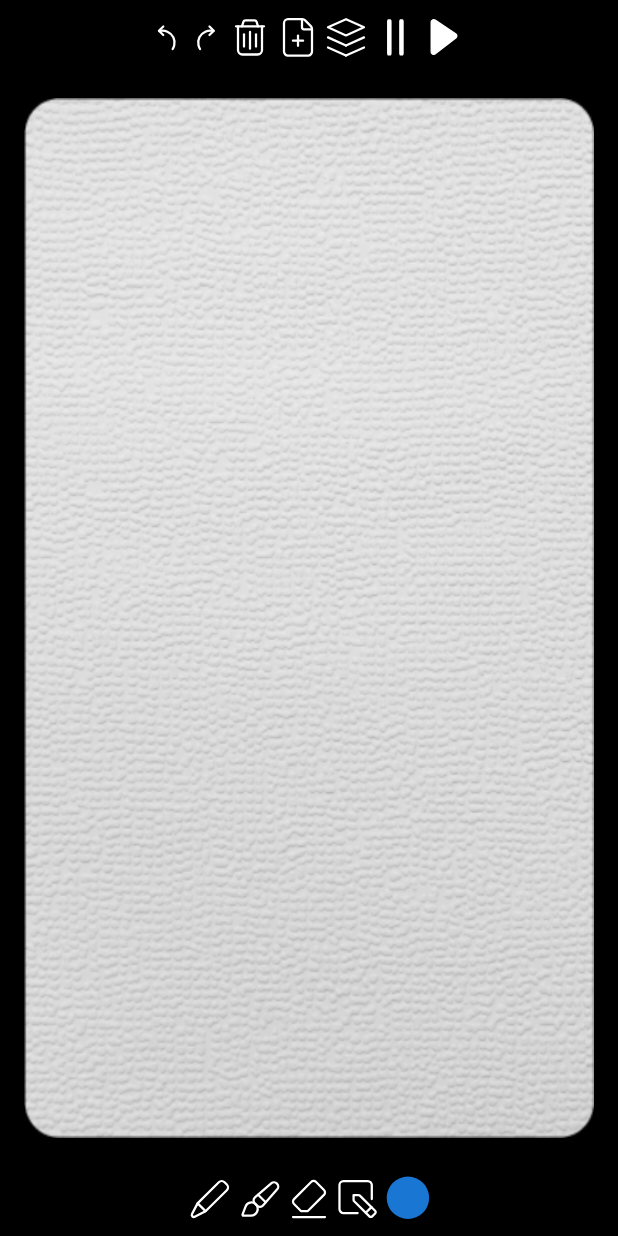
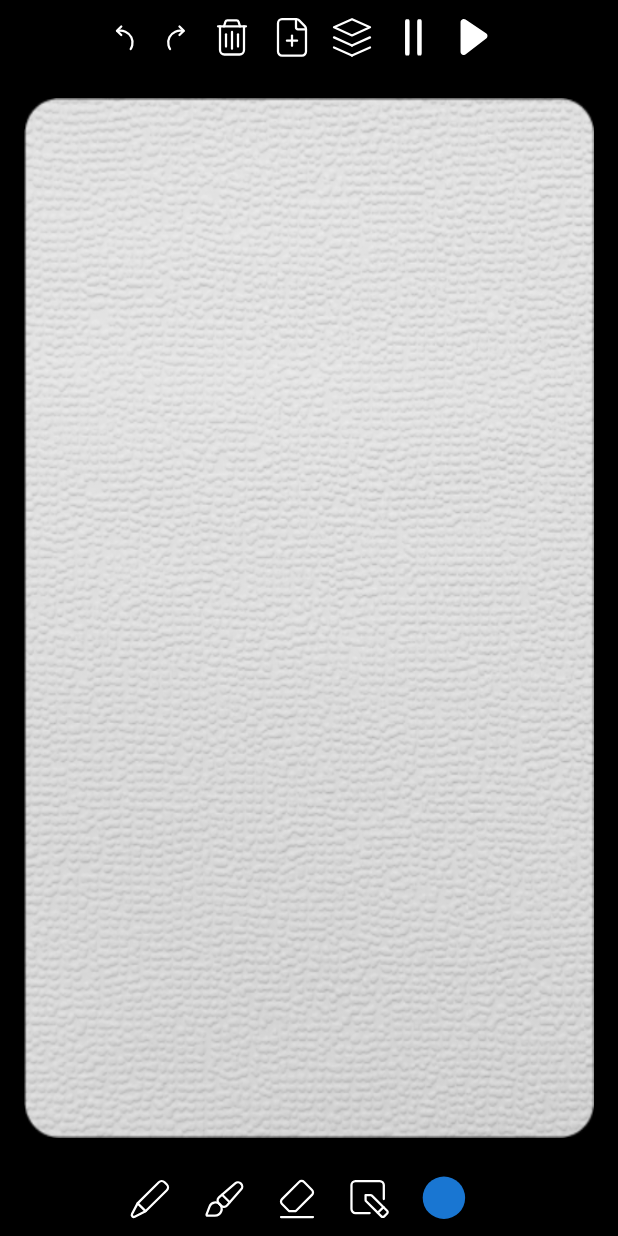
Before and after one commit to cuprum-acid/Drawer, an Android app: the screen it shows after launch (MainActivity), on a phone screen of 412 x 824 dp. Run offline under Robolectric (Android 15) with nearby library versions, the phone set to English and light mode, and no system bars.

Commit message:
add margin to icons

```diff
--- a/app/src/main/res/layout/activity_main.xml
+++ b/app/src/main/res/layout/activity_main.xml
@@ -15,10 +15,12 @@
         android:orientation="horizontal"
         android:padding="8dp">
 
+
         <ImageButton
             android:id="@+id/undo_button"
             android:layout_width="wrap_content"
             android:layout_height="wrap_content"
+            android:layout_marginEnd="8dp"
             android:background="?android:attr/selectableItemBackgroundBorderless"
             android:contentDescription="@string/undo"
             android:src="@drawable/ic_undo"
@@ -28,6 +30,7 @@
             android:id="@+id/redo_button"
             android:layout_width="wrap_content"
             android:layout_height="wrap_content"
+            android:layout_marginEnd="8dp"
             android:background="?android:attr/selectableItemBackgroundBorderless"
             android:contentDescription="@string/redo"
             android:src="@drawable/ic_redo"
@@ -38,6 +41,7 @@
             android:id="@+id/delete_button"
             android:layout_width="wrap_content"
             android:layout_height="wrap_content"
+            android:layout_marginEnd="8dp"
             android:background="?android:attr/selectableItemBackgroundBorderless"
             android:contentDescription="@string/delete"
             android:src="@drawable/ic_delete"
@@ -47,6 +51,7 @@
             android:id="@+id/add_frame_button"
             android:layout_width="wrap_content"
             android:layout_height="wrap_content"
+            android:layout_marginEnd="8dp"
             android:background="?android:attr/selectableItemBackgroundBorderless"
             android:contentDescription="@string/add_frame"
             android:src="@drawable/ic_add_frame"
@@ -56,6 +61,7 @@
             android:id="@+id/frames_button"
             android:layout_width="wrap_content"
             android:layout_height="wrap_content"
+            android:layout_marginEnd="8dp"
             android:background="?android:attr/selectableItemBackgroundBorderless"
             android:contentDescription="@string/frames"
             android:src="@drawable/ic_frames"
@@ -65,6 +71,7 @@
             android:id="@+id/pause_button"
             android:layout_width="wrap_content"
             android:layout_height="wrap_content"
+            android:layout_marginEnd="8dp"
             android:background="?android:attr/selectableItemBackgroundBorderless"
             android:contentDescription="@string/pause"
             android:src="@drawable/ic_pause"
@@ -74,6 +81,7 @@
             android:id="@+id/play_button"
             android:layout_width="wrap_content"
             android:layout_height="wrap_content"
+            android:layout_marginEnd="8dp"
             android:background="?android:attr/selectableItemBackgroundBorderless"
             android:contentDescription="@string/play"
             android:src="@drawable/ic_play"
@@ -109,6 +117,7 @@
             android:id="@+id/pencil_button"
             android:layout_width="wrap_content"
             android:layout_height="wrap_content"
+            android:layout_marginEnd="16dp"
             android:background="?android:attr/selectableItemBackgroundBorderless"
             android:contentDescription="@string/pencil"
             android:src="@drawable/ic_pencil"
@@ -118,6 +127,7 @@
             android:id="@+id/brush_button"
             android:layout_width="wrap_content"
             android:layout_height="wrap_content"
+            android:layout_marginEnd="16dp"
             android:background="?android:attr/selectableItemBackgroundBorderless"
             android:contentDescription="@string/brush"
             android:src="@drawable/ic_brush"
@@ -127,6 +137,7 @@
             android:id="@+id/eraser_button"
             android:layout_width="wrap_content"
             android:layout_height="wrap_content"
+            android:layout_marginEnd="16dp"
             android:background="?android:attr/selectableItemBackgroundBorderless"
             android:contentDescription="@string/eraser"
             android:src="@drawable/ic_eraser"
@@ -136,6 +147,7 @@
             android:id="@+id/selection_button"
             android:layout_width="wrap_content"
             android:layout_height="wrap_content"
+            android:layout_marginEnd="16dp"
             android:background="?android:attr/selectableItemBackgroundBorderless"
             android:contentDescription="@string/selection"
             android:src="@drawable/ic_selection"
@@ -146,6 +158,7 @@
             android:id="@+id/color_picker_button"
             android:layout_width="wrap_content"
             android:layout_height="wrap_content"
+            android:layout_marginEnd="16dp"
             android:background="?android:attr/selectableItemBackgroundBorderless"
             android:backgroundTint="@android:color/white"
             android:contentDescription="@string/color_picker"
```
